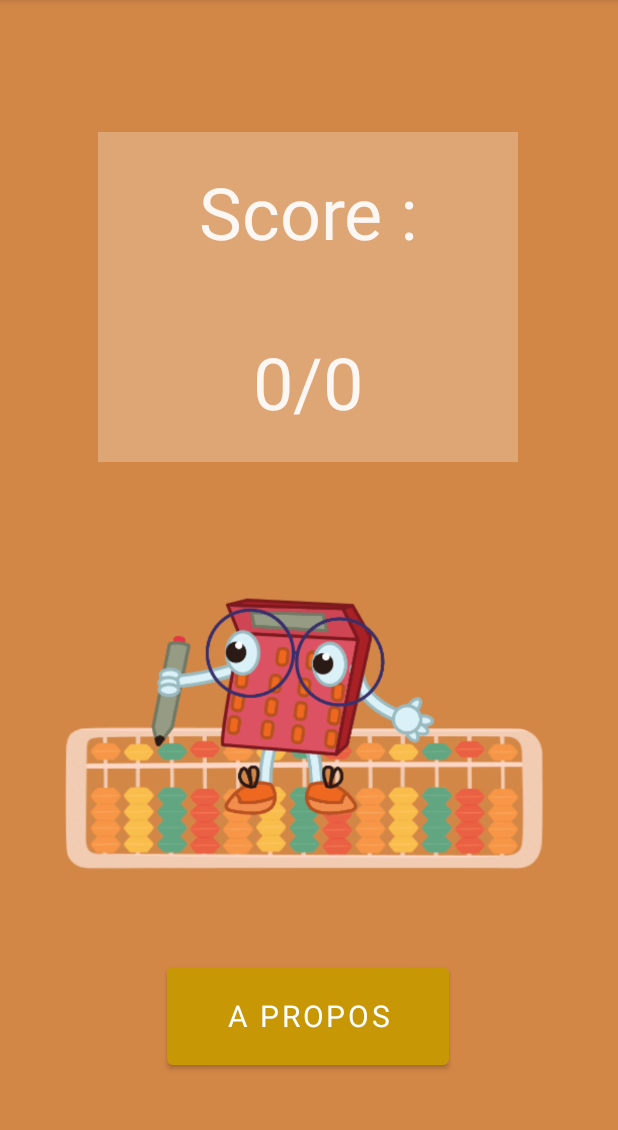
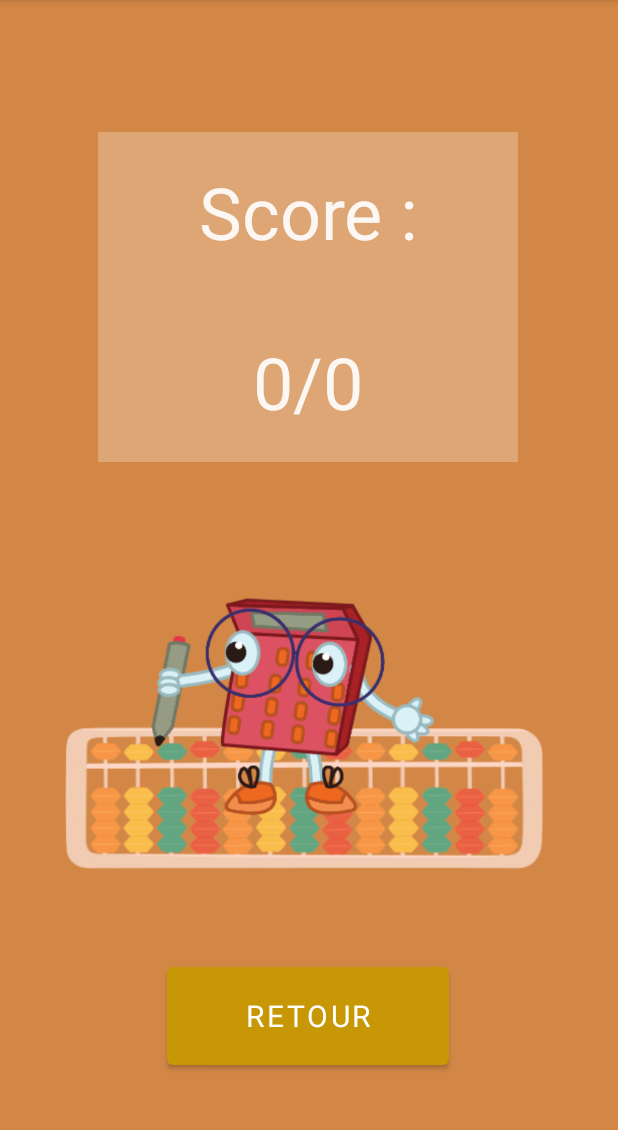
Before and after one commit to St3ph4n1e/Calcullo, an Android app: the ResultActivity screen opened directly, with no data from a screen before it, on a phone screen of 412 x 824 dp, the part 84-1214 px from its top. Run offline under Robolectric (Android 15) with nearby library versions, the light colour scheme and no system bars; Roboto replaces fonts that are not available here.

Commit message:
ResultActivity

```diff
--- a/app/src/main/java/com/example/calcullo/ResultActivity.java
+++ b/app/src/main/java/com/example/calcullo/ResultActivity.java
@@ -4,6 +4,7 @@ import androidx.appcompat.app.AppCompatActivity;
 
 import android.content.Intent;
 import android.os.Bundle;
+import android.view.View;
 import android.widget.Button;
 import android.widget.TextView;
 
@@ -27,5 +28,16 @@ public class ResultActivity extends AppCompatActivity {
         String score = "Score :\n \n" +result + "/" + size;
 
         resultTextView.setText(score);
+
+        resultButton.setOnClickListener(new View.OnClickListener() {
+            @Override
+            public void onClick(View v) {
+                Intent intent = new Intent(ResultActivity.this, StartActivity.class);
+                startActivity(intent);
+            }
+        });
     }
+
+
+
 }
--- a/app/src/main/res/layout/activity_result.xml
+++ b/app/src/main/res/layout/activity_result.xml
@@ -42,7 +42,7 @@
         android:layout_height="77dp"
         android:layout_marginBottom="52dp"
         android:fontFamily="@font/bungee_inline"
-        android:text="A propos"
+        android:text="Retour"
         android:textSize="20sp"
         app:layout_constraintBottom_toBottomOf="parent"
         app:layout_constraintEnd_toEndOf="@+id/resultImageView"
```
